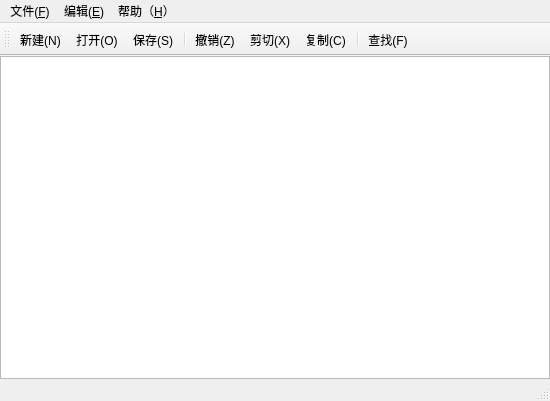
This is mainwindow.ui in inkcherry/QT-Text-Editor as Qt 5 draws it before an edit. The edited form follows.
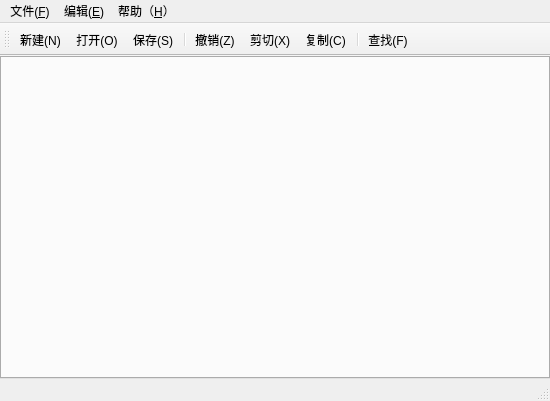
This is the edited form. Icons and pictures are not drawn.

The edit to the form file:
```diff
--- a/mainwindow.ui
+++ b/mainwindow.ui
@@ -31,16 +31,29 @@
      <number>0</number>
     </property>
     <item row="0" column="0">
-     <layout class="QHBoxLayout" name="horizontalLayout" stretch="7">
+     <layout class="QHBoxLayout" name="horizontalLayout" stretch="0">
       <property name="spacing">
        <number>0</number>
       </property>
       <item>
-       <widget class="QTextEdit" name="textEdit">
-        <property name="cursor" stdset="0">
-         <cursorShape>IBeamCursor</cursorShape>
-        </property>
-       </widget>
+       <layout class="QVBoxLayout" name="verticalLayout">
+        <item>
+         <widget class="QTabWidget" name="titletabWidget">
+          <property name="currentIndex">
+           <number>-1</number>
+          </property>
+          <property name="tabsClosable">
+           <bool>true</bool>
+          </property>
+          <property name="movable">
+           <bool>true</bool>
+          </property>
+          <property name="tabBarAutoHide">
+           <bool>false</bool>
+          </property>
+         </widget>
+        </item>
+       </layout>
       </item>
      </layout>
     </item>
```
Left out of the diff: 6 changed lines with no effect on the pictures.
